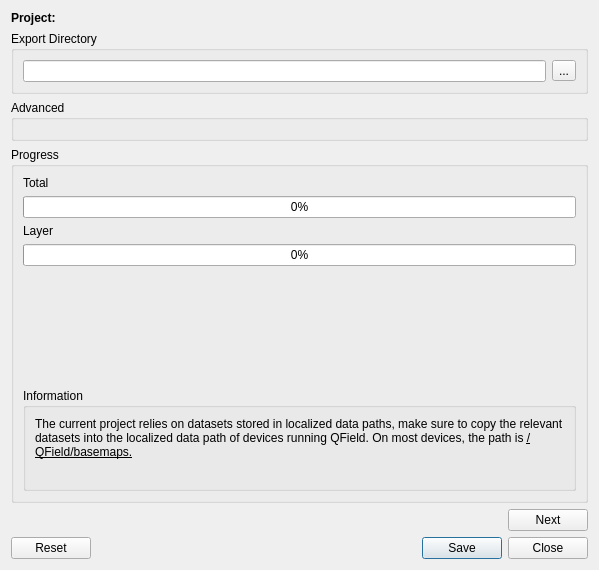
yamamoto-ryuzo/yr-qgis-launcher, file portable_profile/profiles/portable/python/plugins/qfieldsync/ui/package_dialog.ui: the form before one commit.
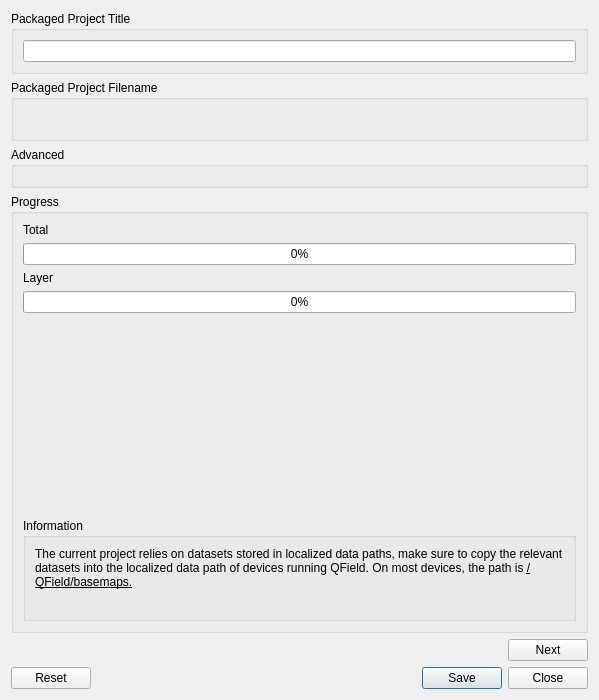
The form after the commit. The open tabs and pages were chosen to show the change. Custom widgets are drawn as their Qt base class.

The edit to the form file:
```diff
--- a/portable_profile/profiles/portable/python/plugins/qfieldsync/ui/package_dialog.ui
+++ b/portable_profile/profiles/portable/python/plugins/qfieldsync/ui/package_dialog.ui
@@ -7,43 +7,13 @@
     <x>0</x>
     <y>0</y>
     <width>599</width>
-    <height>570</height>
+    <height>700</height>
    </rect>
   </property>
   <property name="windowTitle">
    <string>Package Project for QField</string>
   </property>
   <layout class="QVBoxLayout" name="verticalLayout_3">
-   <item>
-    <layout class="QHBoxLayout" name="horizontalLayout_2">
-     <property name="topMargin">
-      <number>0</number>
-     </property>
-     <item>
-      <widget class="QLabel" name="label_2">
-       <property name="text">
-        <string>&lt;html&gt;&lt;head/&gt;&lt;body&gt;&lt;p&gt;&lt;span style=&quot; font-weight:600;&quot;&gt;Project:&lt;/span&gt;&lt;/p&gt;&lt;/body&gt;&lt;/html&gt;</string>
-       </property>
-       <property name="textFormat">
-        <enum>Qt::RichText</enum>
-       </property>
-      </widget>
-     </item>
-     <item>
-      <widget class="QLabel" name="project_lbl">
-       <property name="sizePolicy">
-        <sizepolicy hsizetype="MinimumExpanding" vsizetype="Preferred">
-         <horstretch>0</horstretch>
-         <verstretch>0</verstretch>
-        </sizepolicy>
-       </property>
-       <property name="text">
-        <string/>
-       </property>
-      </widget>
-     </item>
-    </layout>
-   </item>
    <item>
     <widget class="QStackedWidget" name="stackedWidget">
      <property name="currentIndex">
@@ -111,16 +81,32 @@
        <item>
         <widget class="QGroupBox" name="groupBox">
          <property name="title">
-          <string>Export Directory</string>
+          <string>Packaged Project Title</string>
          </property>
          <layout class="QGridLayout" name="gridLayout">
           <item row="0" column="0">
            <widget class="QLineEdit" name="manualDir"/>
           </item>
-          <item row="0" column="1">
-           <widget class="QToolButton" name="manualDir_btn">
+         </layout>
+        </widget>
+       </item>
+       <item>
+        <widget class="QGroupBox" name="groupBox">
+         <property name="title">
+          <string>Packaged Project Filename</string>
+         </property>
+         <layout class="QGridLayout" name="gridLayout">
+          <item row="0" column="0" colspan="2">
+           <widget class="QgsFileWidget" name="packagedProjectFileWidget">
+            <property name="storageMode">
+             <enum>QgsFileWidget::SaveFile</enum>
+            </property>
+           </widget>
+          </item>
+          <item row="1" column="0" colspan="2">
+           <widget class="QLabel" name="packagedProjectFileFeedbackLabel">
             <property name="text">
-             <string>...</string>
+             <string/>
             </property>
            </widget>
           </item>
@@ -279,6 +265,11 @@
    <header>qgscollapsiblegroupbox.h</header>
    <container>1</container>
   </customwidget>
+  <customwidget>
+   <class>QgsFileWidget</class>
+   <extends>QWidget</extends>
+   <header>qgsfilewidget.h</header>
+  </customwidget>
  </customwidgets>
  <resources/>
  <connections>
```
Left out of the diff: 2 changed lines with no effect on the pictures.
